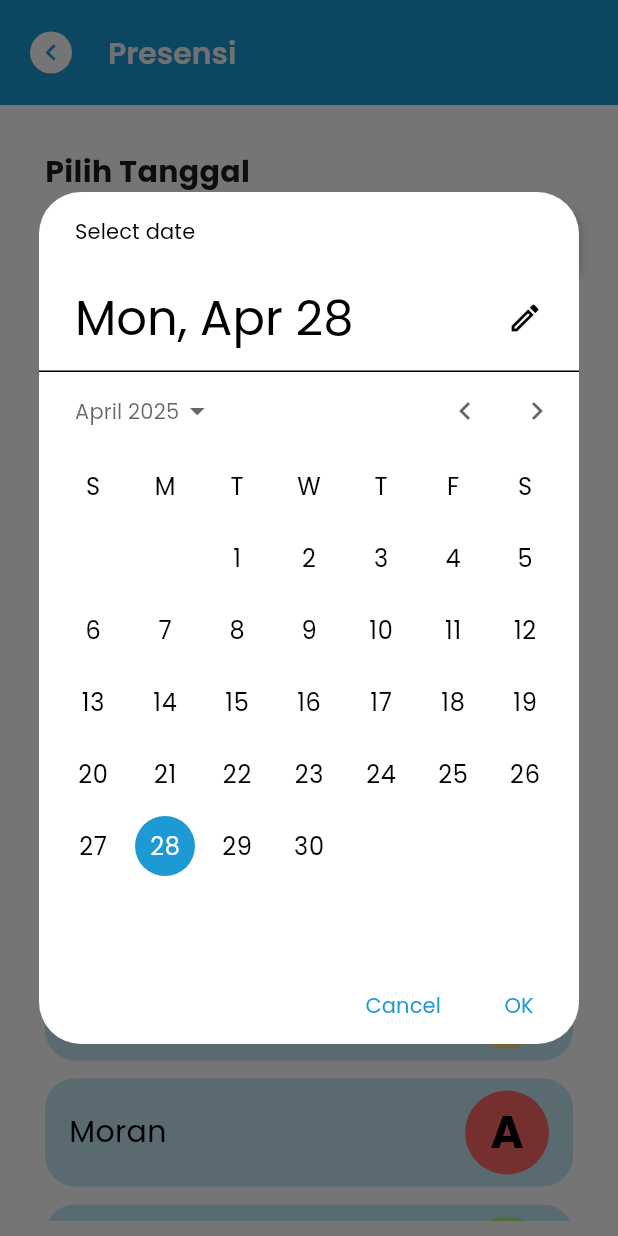
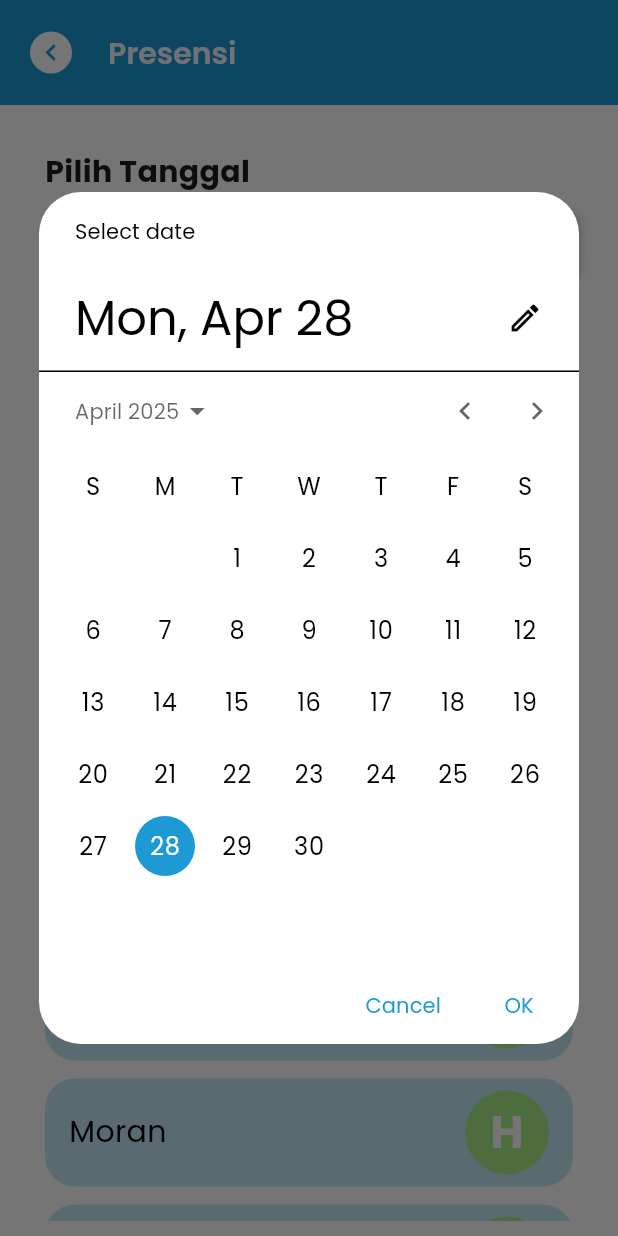
Before and after one commit to MuhammadHelga/kartanary, a Flutter app: the GuruPresencePage screen opened directly, after a tap on "28", on a phone screen of 412 x 824 dp. Run offline on Flutter 3.47's test engine with Material 3 defaults, Android fonts, the phone set to English and light mode, and no system bars; our stand-ins replace carousel_slider.

Commit message:
update presensi 2.0

```diff
--- a/lib/guru_pages/guru_presence_pages/guru_add_presence_page.dart
+++ b/lib/guru_pages/guru_presence_pages/guru_add_presence_page.dart
@@ -13,7 +13,38 @@ class _GuruPresencePageState extends State<GuruPresencePage> {
   DateTime selectedDate = DateTime.now();
 
   final List<String> childrenNames = ['Dokja', 'Rafayel', 'Caleb', 'Moran', 'WKWK'];
-  final List<String> presenceStatus = ['Hadir', 'Sakit', 'Izin', 'Alpha'];
+  final List<String> presenceStatus = ['Hadir', 'Hadir', 'Hadir', 'Hadir', 'Hadir']; // Default all to "Hadir"
+
+  // Map to store counts of each presence status
+  Map<String, int> statusCounts = {
+    'Hadir': 0,
+    'Sakit': 0,
+    'Izin': 0,
+    'Alpha': 0,
+  };
+
+  @override
+  void initState() {
+    super.initState();
+    // Initialize counts based on default values
+    _updateStatusCounts();
+  }
+
+  // Method to update status counts
+  void _updateStatusCounts() {
+    // Reset all counts
+    statusCounts = {
+      'Hadir': 0,
+      'Sakit': 0,
+      'Izin': 0,
+      'Alpha': 0,
+    };
+
+    // Count occurrences
+    for (var status in presenceStatus) {
+      statusCounts[status] = (statusCounts[status] ?? 0) + 1;
+    }
+  }
 
   String getInitial(String presence) => presence.isNotEmpty ? presence[0].toUpperCase() : '';
 
@@ -189,7 +220,7 @@ class _GuruPresencePageState extends State<GuruPresencePage> {
                                     color: Color(0xffA8EE87),
                                   ),
                                 ),
-                                child: Text('1', style: TextStyle(fontSize: 20)),
+                                child: Text('${statusCounts['Hadir']}', style: TextStyle(fontSize: 20)),
                               ),
                               Container(
                                 width: 170,
@@ -201,7 +232,7 @@ class _GuruPresencePageState extends State<GuruPresencePage> {
                                     color: Color(0xffF8D96D),
                                   ),
                                 ),
-                                child: Text('1', style: TextStyle(fontSize: 20)),
+                                child: Text('${statusCounts['Izin']}', style: TextStyle(fontSize: 20)),
                               ),
                             ],
                           ),
@@ -242,7 +273,7 @@ class _GuruPresencePageState extends State<GuruPresencePage> {
                                   ),
                                   borderRadius: BorderRadius.only(bottomLeft: Radius.circular(15)),
                                 ),
-                                child: Text('1', style: TextStyle(fontSize: 20)),
+                                child: Text('${statusCounts['Sakit']}', style: TextStyle(fontSize: 20)),
                               ),
                               Container(
                                 width: 170,
@@ -255,7 +286,7 @@ class _GuruPresencePageState extends State<GuruPresencePage> {
                                   ),
                                   borderRadius: BorderRadius.only(bottomRight: Radius.circular(15)),
                                 ),
-                                child: Text('1', style: TextStyle(fontSize: 20)),
+                                child: Text('${statusCounts['Alpha']}', style: TextStyle(fontSize: 20)),
                               ),
                             ],
                           ),
@@ -278,7 +309,7 @@ class _GuruPresencePageState extends State<GuruPresencePage> {
                 separatorBuilder: (_, __) => const SizedBox(height: 12),
                 itemBuilder: (context, index) {
                   final name = childrenNames[index];
-                  final presence = presenceStatus[index % presenceStatus.length];
+                  final presence = presenceStatus[index];
                   final initialPresence = getInitial(presence);
 
                   Color presenceColor = _getPresenceColor(presence);
@@ -368,7 +399,7 @@ class _GuruPresencePageState extends State<GuruPresencePage> {
                             child: Text(
                               initialPresence,
                               style: const TextStyle(
-                                color: Colors.black,
+                                color: Colors.white,
                                 fontWeight: FontWeight.bold,
                                 fontSize: 30,
                               ),
@@ -383,33 +414,6 @@ class _GuruPresencePageState extends State<GuruPresencePage> {
             ),
           ],
         ),
-      ),
-    );
-  }
-
-  Widget _buildPresenceRow(String label1, Color color1, String label2, Color color2) {
-    return Row(
-      crossAxisAlignment: CrossAxisAlignment.center,
-      mainAxisAlignment: MainAxisAlignment.center,
-      children: [
-        _buildPresenceContainer(label1, color1),
-        _buildPresenceContainer(label2, color2),
-      ],
-    );
-  }
-
-  Widget _buildPresenceContainer(String label, Color color) {
-    return Container(
-      width: 170,
-      padding: EdgeInsets.symmetric(vertical: 5),
-      alignment: Alignment.center,
-      decoration: BoxDecoration(
-        color: color,
-        borderRadius: BorderRadius.only(topLeft: Radius.circular(15)),
-      ),
-      child: Text(
-        label,
-        style: TextStyle(fontSize: 20),
       ),
     );
   }
@@ -434,6 +438,7 @@ class _GuruPresencePageState extends State<GuruPresencePage> {
       onTap: () {
         setState(() {
           presenceStatus[index] = label;
+          _updateStatusCounts(); // Update counts when status changes
         });
         Navigator.of(context).pop();
       },
```
